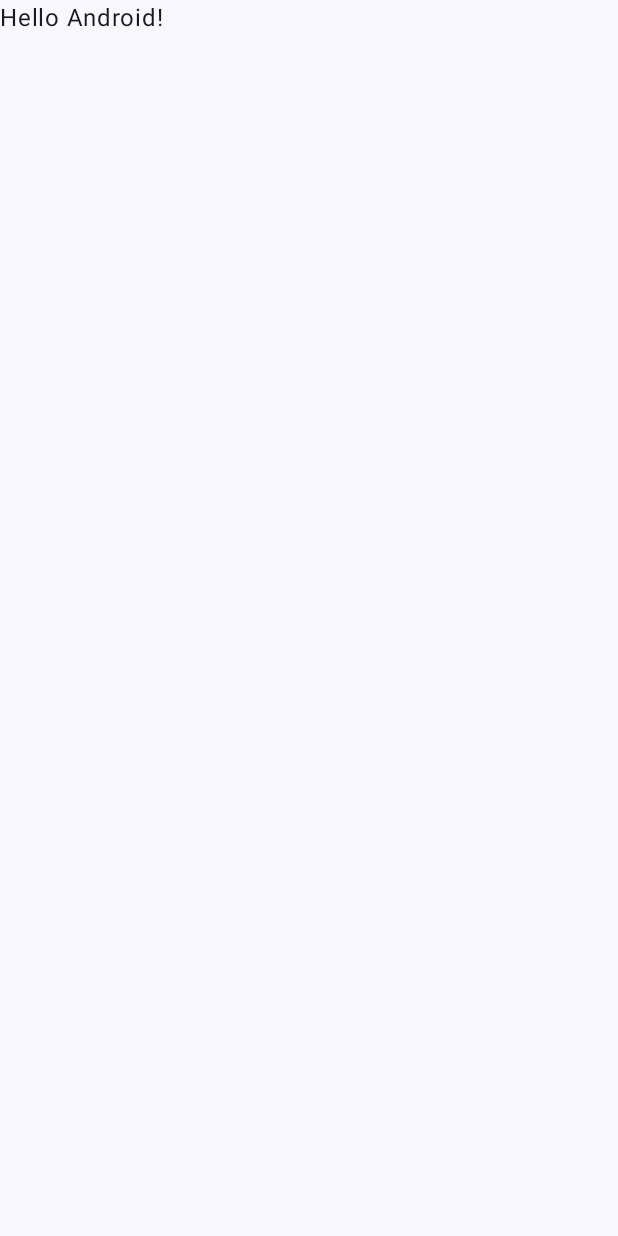
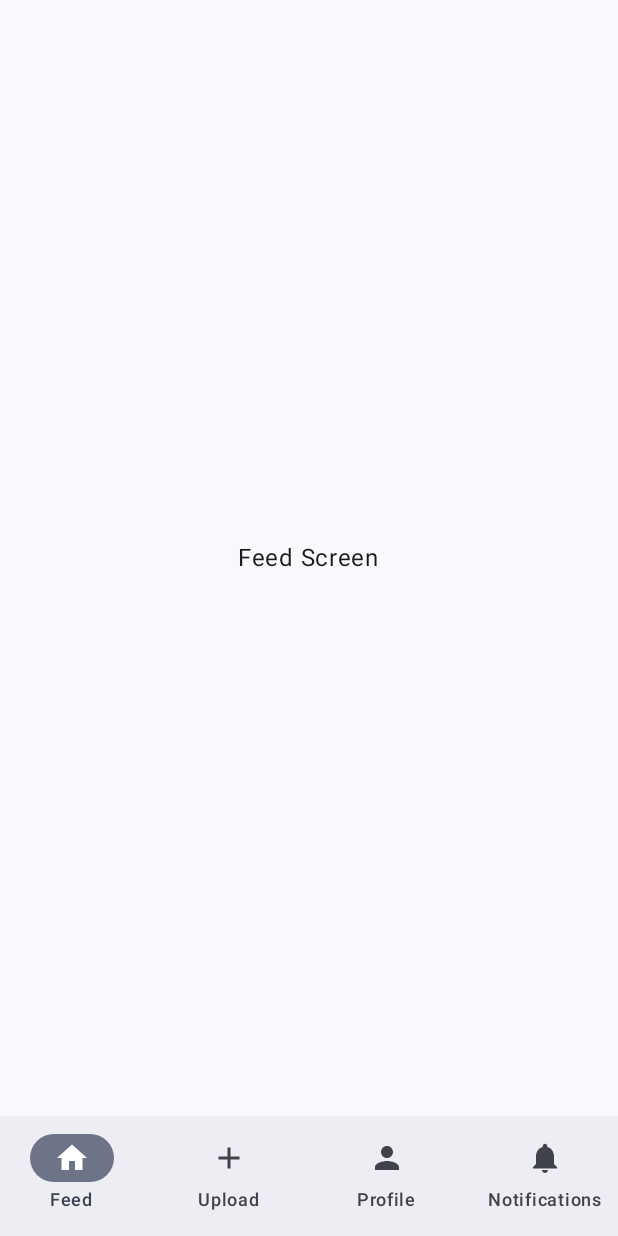
Before and after one commit to aparimit03/XYZen-Technical-Interview, an Android app built with Jetpack Compose: the screen it shows after launch (MainActivity), on a phone screen of 412 x 824 dp. Before the commit the screen is almost empty. Run offline under Robolectric (Android 15) with nearby library versions, the phone set to English and light mode, and no system bars.

Commit message:
bottom nav bar implemented

```diff
--- a/frontend/app/src/main/AndroidManifest.xml
+++ b/frontend/app/src/main/AndroidManifest.xml
@@ -1,6 +1,8 @@
 <?xml version="1.0" encoding="utf-8"?>
 <manifest xmlns:android="http://schemas.android.com/apk/res/android"
     xmlns:tools="http://schemas.android.com/tools">
+
+    <uses-permission android:name="android.permission.INTERNET"/>
 
     <application
         android:allowBackup="true"
--- a/frontend/app/src/main/java/com/example/xyzen/MainActivity.kt
+++ b/frontend/app/src/main/java/com/example/xyzen/MainActivity.kt
@@ -4,44 +4,35 @@ import android.os.Bundle
 import androidx.activity.ComponentActivity
 import androidx.activity.compose.setContent
 import androidx.activity.enableEdgeToEdge
+import androidx.compose.foundation.layout.Box
 import androidx.compose.foundation.layout.fillMaxSize
 import androidx.compose.foundation.layout.padding
+import androidx.compose.material3.Icon
+import androidx.compose.material3.NavigationBar
+import androidx.compose.material3.NavigationBarItem
 import androidx.compose.material3.Scaffold
 import androidx.compose.material3.Text
 import androidx.compose.runtime.Composable
+import androidx.compose.runtime.getValue
+import androidx.compose.ui.Alignment
 import androidx.compose.ui.Modifier
 import androidx.compose.ui.tooling.preview.Preview
+import androidx.navigation.NavHostController
+import androidx.navigation.compose.NavHost
+import androidx.navigation.compose.composable
+import androidx.navigation.compose.currentBackStackEntryAsState
+import androidx.navigation.compose.rememberNavController
+import com.example.xyzen.navigation.BottomNavItem
+import com.example.xyzen.screens.MainScreen
 import com.example.xyzen.ui.theme.XYZenFrontendTheme
 
 class MainActivity : ComponentActivity() {
 	override fun onCreate(savedInstanceState: Bundle?) {
 		super.onCreate(savedInstanceState)
-		enableEdgeToEdge()
 		setContent {
 			XYZenFrontendTheme {
-				Scaffold(modifier = Modifier.fillMaxSize()) { innerPadding ->
-					Greeting(
-						name = "Android",
-						modifier = Modifier.padding(innerPadding)
-					)
-				}
+				MainScreen()
 			}
 		}
 	}
 }
-
-@Composable
-fun Greeting(name: String, modifier: Modifier = Modifier) {
-	Text(
-		text = "Hello $name!",
-		modifier = modifier
-	)
-}
-
-@Preview(showBackground = true)
-@Composable
-fun GreetingPreview() {
-	XYZenFrontendTheme {
-		Greeting("Android")
-	}
-}
--- /dev/null
+++ b/frontend/app/src/main/java/com/example/xyzen/components/BottomNavigationBar.kt
@@ -0,0 +1,35 @@
+package com.example.xyzen.components
+
+import androidx.compose.material3.Icon
+import androidx.compose.material3.NavigationBar
+import androidx.compose.material3.NavigationBarItem
+import androidx.compose.material3.Text
+import androidx.compose.runtime.Composable
+import androidx.compose.runtime.getValue
+import androidx.navigation.NavHostController
+import androidx.navigation.compose.currentBackStackEntryAsState
+import com.example.xyzen.navigation.BottomNavItem
+
+@Composable
+fun BottomNavigationBar(navController: NavHostController) {
+	val navBackStackEntry by navController.currentBackStackEntryAsState()
+	val currentRoute = navBackStackEntry?.destination?.route
+
+	NavigationBar {
+		BottomNavItem.items.forEach { item ->
+			NavigationBarItem(
+				icon = { Icon(item.icon, contentDescription = item.label) },
+				label = { Text(item.label) },
+				selected = currentRoute == item.route,
+				onClick = {
+					if (currentRoute != item.route) {
+						navController.navigate(item.route) {
+							popUpTo(navController.graph.startDestinationId)
+							launchSingleTop = true
+						}
+					}
+				}
+			)
+		}
+	}
+}
--- /dev/null
+++ b/frontend/app/src/main/java/com/example/xyzen/navigation/BottomNavItem.kt
@@ -0,0 +1,19 @@
+package com.example.xyzen.navigation
+
+import androidx.compose.material.icons.Icons
+import androidx.compose.material.icons.filled.Add
+import androidx.compose.material.icons.filled.Home
+import androidx.compose.material.icons.filled.Notifications
+import androidx.compose.material.icons.filled.Person
+import androidx.compose.ui.graphics.vector.ImageVector
+
+sealed class BottomNavItem(val route: String, val label: String, val icon: ImageVector) {
+    object Feed : BottomNavItem("feed", "Feed", Icons.Default.Home)
+    object Upload : BottomNavItem("upload", "Upload", Icons.Default.Add)
+    object Profile : BottomNavItem("profile", "Profile", Icons.Default.Person)
+    object Notifications : BottomNavItem("notifications", "Notifications", Icons.Default.Notifications)
+
+    companion object {
+        val items = listOf(Feed, Upload, Profile, Notifications)
+    }
+}
--- /dev/null
+++ b/frontend/app/src/main/java/com/example/xyzen/screens/FeedScreen.kt
@@ -0,0 +1,15 @@
+package com.example.xyzen.screens
+
+import androidx.compose.foundation.layout.Box
+import androidx.compose.foundation.layout.fillMaxSize
+import androidx.compose.material3.Text
+import androidx.compose.runtime.Composable
+import androidx.compose.ui.Alignment
+import androidx.compose.ui.Modifier
+
+@Composable
+fun FeedScreen() {
+	Box(modifier = Modifier.fillMaxSize(), contentAlignment = Alignment.Center) {
+		Text(text = "Feed Screen")
+	}
+}
--- /dev/null
+++ b/frontend/app/src/main/java/com/example/xyzen/screens/MainScreen.kt
@@ -0,0 +1,35 @@
+package com.example.xyzen.screens
+
+import androidx.compose.foundation.layout.padding
+import androidx.compose.material3.Scaffold
+import androidx.compose.runtime.Composable
+import androidx.compose.ui.Modifier
+import androidx.navigation.compose.NavHost
+import androidx.navigation.compose.composable
+import androidx.navigation.compose.rememberNavController
+import com.example.xyzen.components.BottomNavigationBar
+import com.example.xyzen.screens.FeedScreen
+import com.example.xyzen.screens.NotificationsScreen
+import com.example.xyzen.screens.ProfileScreen
+import com.example.xyzen.screens.UploadScreen
+import com.example.xyzen.navigation.BottomNavItem
+
+@Composable
+fun MainScreen() {
+	val navController = rememberNavController()
+
+	Scaffold(
+		bottomBar = { BottomNavigationBar(navController = navController) }
+	) { innerPadding ->
+		NavHost(
+			navController = navController,
+			startDestination = BottomNavItem.Feed.route,
+			modifier = Modifier.padding(innerPadding)
+		) {
+			composable(BottomNavItem.Feed.route) { FeedScreen() }
+			composable(BottomNavItem.Upload.route) { UploadScreen() }
+			composable(BottomNavItem.Profile.route) { ProfileScreen() }
+			composable(BottomNavItem.Notifications.route) { NotificationsScreen() }
+		}
+	}
+}
```
Also changed, not shown: frontend/app/build.gradle.kts (+13 -0 lines), frontend/app/src/main/java/com/example/xyzen/screens/NotificationsScreen.kt (added, +15 -0 lines), frontend/app/src/main/java/com/example/xyzen/screens/ProfileScreen.kt (added, +15 -0 lines), frontend/app/src/main/java/com/example/xyzen/screens/UploadScreen.kt (added, +15 -0 lines), frontend/gradle/libs.versions.toml (+10 -0 lines).
